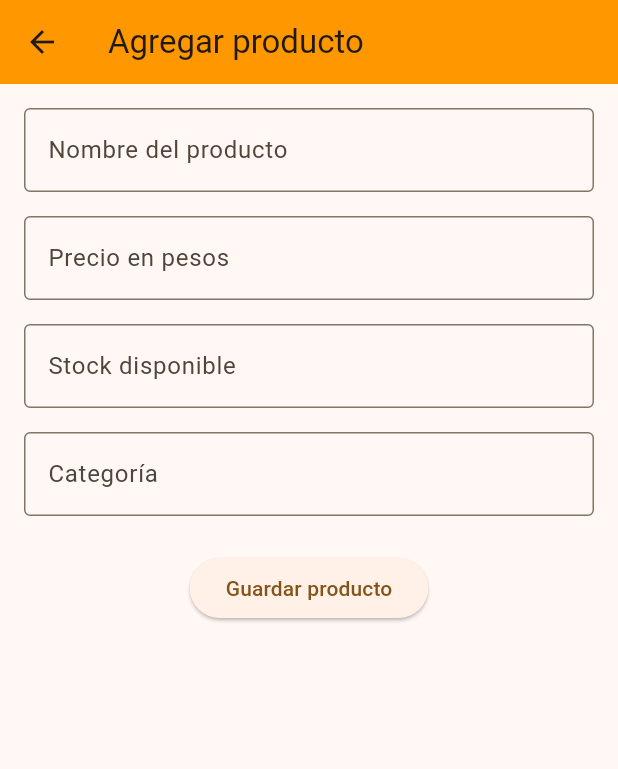
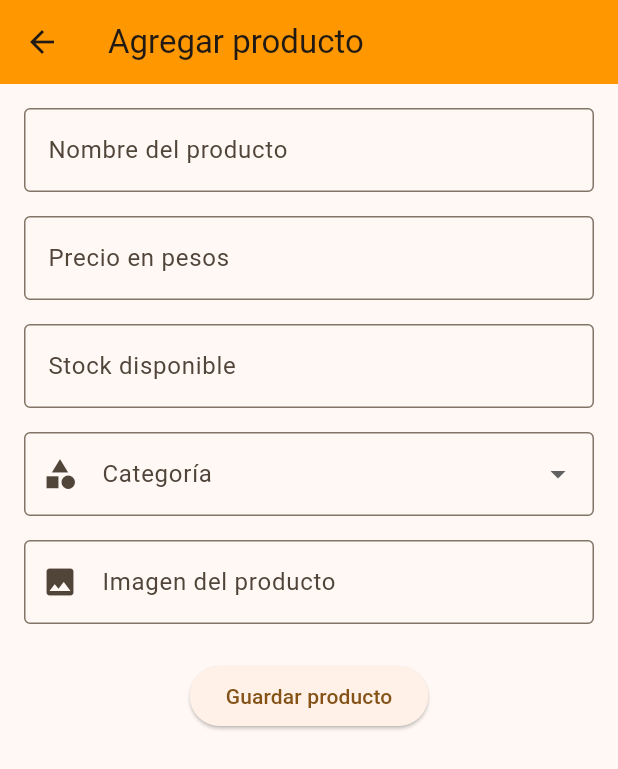
Before and after one commit to kike2201/Ferrepuntito, a Flutter app: the AgregarProductoPage screen opened directly, on a phone screen of 412 x 824 dp. Shown: the top 769 px of the screen. Run offline on Flutter 3.47's test engine with Material 3 defaults, Android fonts, the phone set to English and light mode, and no system bars; our stand-ins replace cloud_firestore, firebase_auth, firebase_core; accounts and stored records are empty.

Commit message:
Mejorar catalogo con fotografias categorias y formato de precios

```diff
--- /dev/null
+++ b/lib/constants/categorias.dart
@@ -0,0 +1,11 @@
+
+const List<String> categoriasProductos = [
+  'Herramientas manuales',
+  'Herramientas eléctricas',
+  'Medición y nivelación',
+  'Accesorios y consumibles',
+  'Electricidad',
+  'Fijaciones',
+  'Seguridad industrial',
+  'Pintura y accesorios',
+];
--- a/lib/screens/agregar_producto_page.dart
+++ b/lib/screens/agregar_producto_page.dart
@@ -1,6 +1,8 @@
+
 import 'package:flutter/material.dart';
+
 import '../services/producto_service.dart';
-
+import '../constants/categorias.dart';
 
 class AgregarProductoPage extends StatefulWidget {
   const AgregarProductoPage({super.key});
@@ -10,23 +12,24 @@ class AgregarProductoPage extends StatefulWidget {
       _AgregarProductoPageState();
 }
 
-class _AgregarProductoPageState
-    extends State<AgregarProductoPage> {
+class _AgregarProductoPageState extends State<AgregarProductoPage> {
   final nombreController = TextEditingController();
   final precioController = TextEditingController();
   final stockController = TextEditingController();
-  final categoriaController = TextEditingController();
+  final imagenController = TextEditingController();
 
+  String? categoriaSeleccionada;
   bool guardando = false;
 
   Future<void> guardarProducto() async {
     final nombre = nombreController.text.trim();
-    final categoria = categoriaController.text.trim();
+    final imagen = imagenController.text.trim();
     final precio = int.tryParse(precioController.text.trim());
     final stock = int.tryParse(stockController.text.trim());
+    final categoria = categoriaSeleccionada;
 
     if (nombre.isEmpty ||
-        categoria.isEmpty ||
+        categoria == null ||
         precio == null ||
         stock == null ||
         precio <= 0 ||
@@ -44,23 +47,23 @@ class _AgregarProductoPageState
     });
 
     try {
-
       await ProductoService().agregarProducto(
       nombre: nombre,
       precio: precio,
       stock: stock,
       categoria: categoria,
+      imagen: imagen,
       );
 
-
       if (!mounted) return;
-
       Navigator.pop(context);
     } catch (e) {
       if (!mounted) return;
 
       ScaffoldMessenger.of(context).showSnackBar(
-        SnackBar(content: Text('Error al guardar: $e')),
+        SnackBar(
+          content: Text('Error al guardar: $e'),
+        ),
       );
     } finally {
       if (mounted) {
@@ -76,7 +79,7 @@ await ProductoService().agregarProducto(
     nombreController.dispose();
     precioController.dispose();
     stockController.dispose();
-    categoriaController.dispose();
+    imagenController.dispose();
     super.dispose();
   }
 
@@ -117,10 +120,38 @@ await ProductoService().agregarProducto(
               ),
             ),
             const SizedBox(height: 16),
-            TextField(
-              controller: categoriaController,
+
+            DropdownButtonFormField<String>(
+              initialValue: categoriaSeleccionada,
+              isExpanded: true,
               decoration: const InputDecoration(
                 labelText: 'Categoría',
+                prefixIcon: Icon(Icons.category),
+                border: OutlineInputBorder(),
+              ),
+              items: categoriasProductos.map((categoria) {
+                return DropdownMenuItem<String>(
+                  value: categoria,
+                  child: Text(
+                    categoria,
+                    overflow: TextOverflow.ellipsis,
+                  ),
+                );
+              }).toList(),
+              onChanged: (valor) {
+                setState(() {
+                  categoriaSeleccionada = valor;
+                });
+              },
+            ),
+
+            const SizedBox(height: 16),
+            TextField(
+              controller: imagenController,
+              decoration: const InputDecoration(
+                labelText: 'Imagen del producto',
+                hintText: 'assets/productos/martillo.jpg',
+                prefixIcon: Icon(Icons.image),
                 border: OutlineInputBorder(),
                 ),
             ),
@@ -128,9 +159,7 @@ await ProductoService().agregarProducto(
             ElevatedButton(
               onPressed: guardando ? null : guardarProducto,
               child: Text(
-                guardando
-                    ? 'Guardando...'
-                    : 'Guardar producto',
+                guardando ? 'Guardando...' : 'Guardar producto',
               ),
             ),
           ],
--- a/lib/screens/productos_page.dart
+++ b/lib/screens/productos_page.dart
@@ -344,6 +344,7 @@ class _ProductosPageState extends State<ProductosPage> {
                                   categoria: categoria,
                                   precio: precio,
                                   stock: stock,
+                                  imagen: (producto['imagen'] ?? '').toString(),
 
                                   onTap: () {
                                     Navigator.push(
--- a/lib/services/producto_service.dart
+++ b/lib/services/producto_service.dart
@@ -1,4 +1,3 @@
-
 import 'package:cloud_firestore/cloud_firestore.dart';
 
 class ProductoService {
@@ -16,12 +15,14 @@ class ProductoService {
     required int precio,
     required int stock,
     required String categoria,
+    required String imagen,
   }) async {
     await _productos.add({
       'nombre': nombre,
       'precio': precio,
       'stock': stock,
       'categoria': categoria,
+      'imagen': imagen,
       'fechaCreacion': FieldValue.serverTimestamp(),
     });
   }
@@ -33,12 +34,14 @@ class ProductoService {
     required int precio,
     required int stock,
     required String categoria,
+    required String imagen,
   }) async {
     await _productos.doc(id).update({
       'nombre': nombre,
       'precio': precio,
       'stock': stock,
       'categoria': categoria,
+      'imagen': imagen,
     });
   }
 
--- a/pubspec.yaml
+++ b/pubspec.yaml
@@ -60,6 +60,8 @@ flutter:
   # included with your application, so that you can use the icons in
   # the material Icons class.
   uses-material-design: true
+  assets:
+    - assets/productos/
 
   # To add assets to your application, add an assets section, like this:
   # assets:
```
Also changed, not shown: lib/screens/detalle_producto_page.dart (+37 -10 lines), lib/screens/editar_producto_page.dart (+56 -21 lines), lib/utils/formato_precio.dart (added, +14 -0 lines), lib/widgets/producto_card.dart (+39 -6 lines), assets/productos/brocha.jpg (added), assets/productos/cinta_metrica.jpg (added), assets/productos/destornilladores.jpg (added), assets/productos/esmeril.jpg (added), assets/productos/martillo.jpg (added), assets/productos/taladro.jpg (added), 2 other files. Lines whose indentation alone changed are shown as unchanged.
